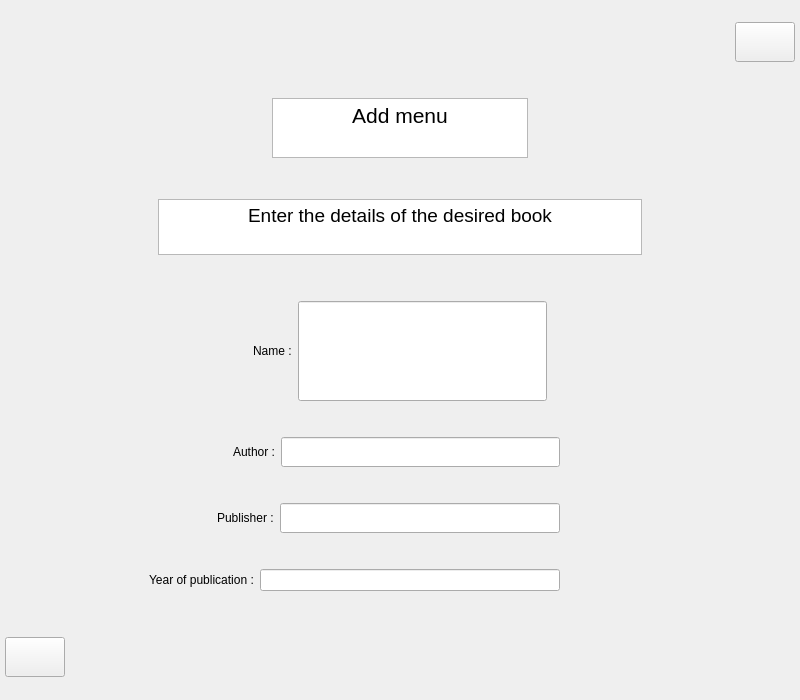
This is Project/add.ui in AminNaghiyan/uiap92_project as Qt 5 draws it before an edit. The edited form follows.
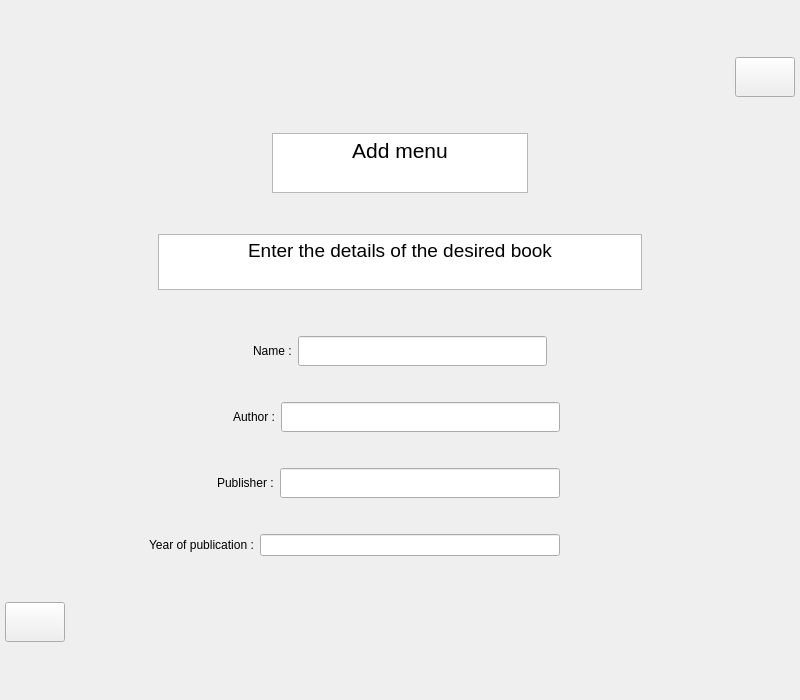
This is the edited form. Icons and pictures are not drawn.

Patch:
```diff
--- a/Project/add.ui
+++ b/Project/add.ui
@@ -293,7 +293,7 @@
            <property name="sizePolicy">
             <sizepolicy hsizetype="Expanding" vsizetype="Fixed">
              <horstretch>0</horstretch>
-             <verstretch>100</verstretch>
+             <verstretch>0</verstretch>
             </sizepolicy>
            </property>
            <property name="minimumSize">
@@ -305,7 +305,7 @@
            <property name="maximumSize">
             <size>
              <width>16777215</width>
-             <height>100</height>
+             <height>16777215</height>
             </size>
            </property>
           </widget>
```
